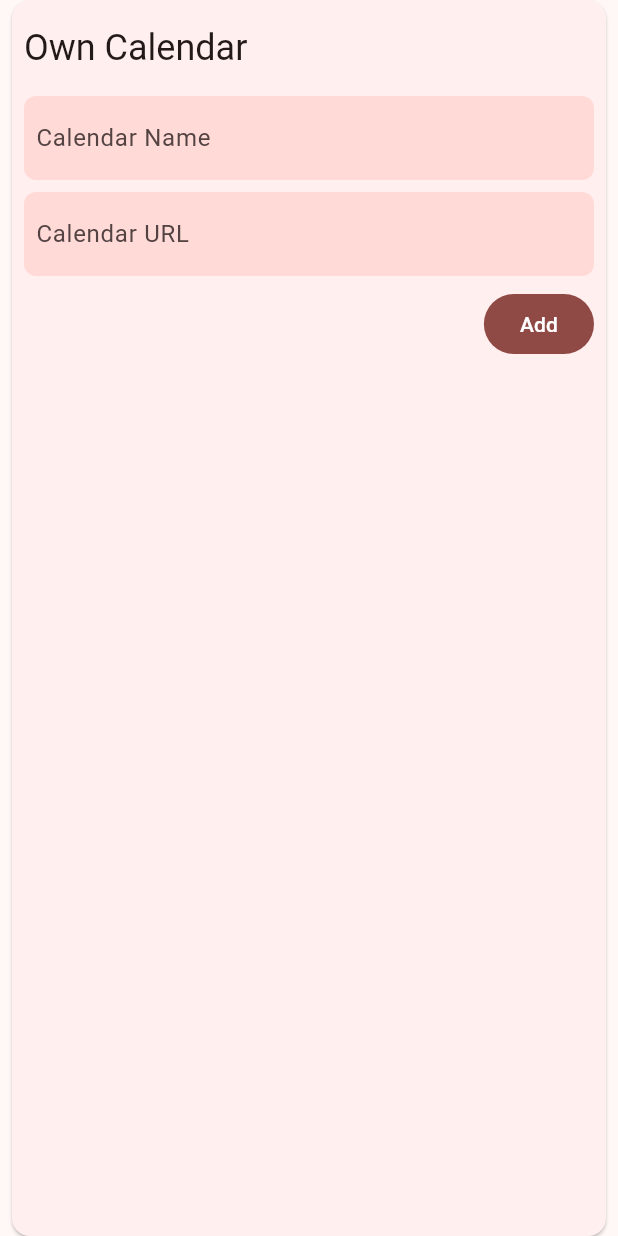
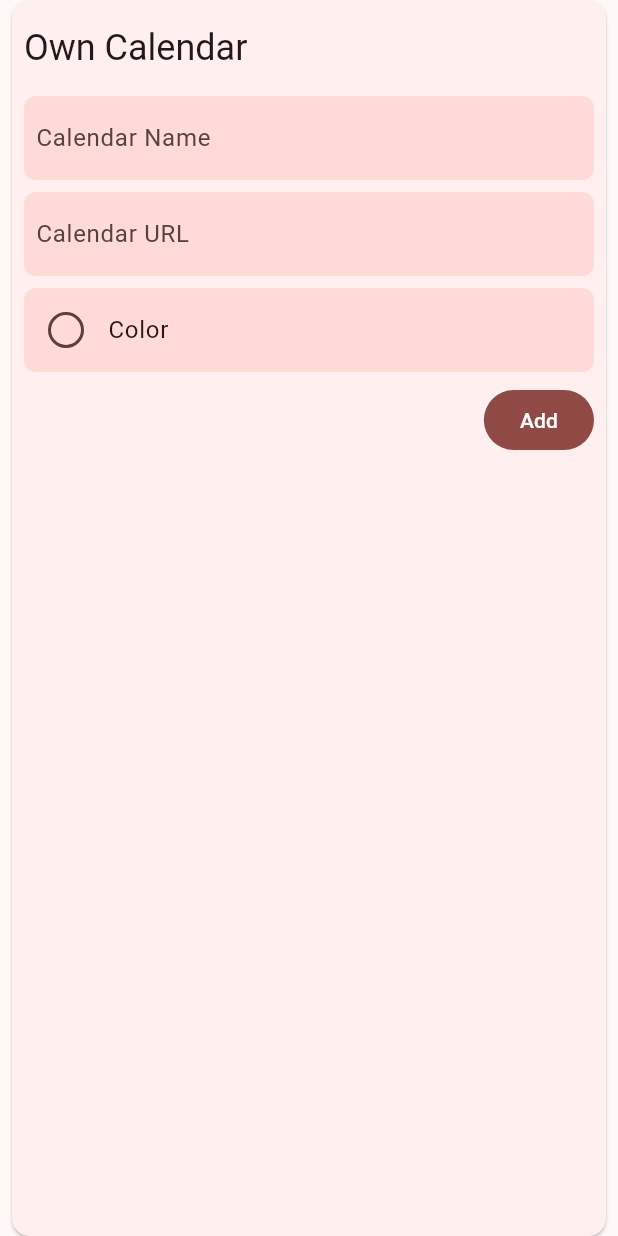
Before and after one commit to dev-redcube/betterHM, a Flutter app: the AddNewCalendarWidget widget shown alone on an empty page, opened directly with empty values, on a phone screen of 412 x 824 dp. Run offline on Flutter 3.47's test engine with Material 3 defaults, Android fonts, the light colour scheme and no system bars; drawn by our look-alikes of dynamic_color; our stand-ins replace cached_network_image, dio, flutter_riverpod, geolocator, get_it, go_router and 8 more; missing offline and left inert: blurhash_ffi, dio_cache_interceptor, flutter_inappwebview, icalendar, kalender, rrule and 1 more; accounts and stored records are empty; generated files the repository leaves out were written again; network calls fail; statements that could not run were skipped.

Commit message:
colored calendars

```diff
--- a/lib/home/calendar/add/add_new_calendar.dart
+++ b/lib/home/calendar/add/add_new_calendar.dart
@@ -1,22 +1,44 @@
 import 'package:better_hm/home/calendar/models/calendar.dart';
 import 'package:better_hm/i18n/strings.g.dart';
+import 'package:better_hm/shared/components/color_picker.dart';
 import 'package:better_hm/shared/extensions/extensions_context.dart';
 import 'package:flutter/material.dart';
 import 'package:uuid/uuid.dart';
 
-class AddNewCalendarWidget extends StatelessWidget {
-  AddNewCalendarWidget({super.key, required this.calendars, required this.add});
+class AddNewCalendarWidget extends StatefulWidget {
+  const AddNewCalendarWidget({
+    super.key,
+    required this.calendars,
+    required this.add,
+  });
 
   final Set<Calendar> calendars;
   final void Function(Calendar) add;
 
+  @override
+  State<AddNewCalendarWidget> createState() => _AddNewCalendarWidgetState();
+}
+
+class _AddNewCalendarWidgetState extends State<AddNewCalendarWidget> {
   final formKey = GlobalKey<FormState>();
+
   final urlController = TextEditingController();
+
   final nameController = TextEditingController();
+
+  Color? color;
+
+  @override
+  void dispose() {
+    nameController.dispose();
+    urlController.dispose();
+    formKey.currentState?.dispose();
+    super.dispose();
+  }
 
   @override
   Widget build(BuildContext context) {
-    final urls = calendars.map((e) => e.url);
+    final urls = widget.calendars.map((e) => e.url);
     return Card(
       margin: const EdgeInsets.symmetric(horizontal: 8.0),
       child: Padding(
@@ -69,6 +91,15 @@ class AddNewCalendarWidget extends StatelessWidget {
                 ),
               ),
               const SizedBox(height: 8.0),
+              CalendarColorPicker(
+                color: color,
+                onColorChanged: (color) {
+                  setState(() {
+                    this.color = color;
+                  });
+                },
+              ),
+              const SizedBox(height: 8.0),
               Align(
                 alignment: Alignment.centerRight,
                 child: FilledButton(
@@ -81,8 +112,9 @@ class AddNewCalendarWidget extends StatelessWidget {
                         numOfFails: 0,
                         name: nameController.text,
                         url: urlController.text,
+                        color: color,
                       );
-                      add(calendar);
+                      widget.add(calendar);
                     }
                   },
                   child: Text(t.calendar.edit.add.add),
@@ -96,8 +128,74 @@ class AddNewCalendarWidget extends StatelessWidget {
   }
 }
 
+class CalendarColorPicker extends StatelessWidget {
+  const CalendarColorPicker({
+    super.key,
+    this.color,
+    required this.onColorChanged,
+  });
+
+  final Color? color;
+
+  final void Function(Color? color) onColorChanged;
+
+  @override
+  Widget build(BuildContext context) {
+    return Material(
+      color: context.theme.colorScheme.secondaryContainer,
+      borderRadius: BorderRadius.circular(8.0),
+      child: InkWell(
+        borderRadius: BorderRadius.circular(8.0),
+        onTap: () async {
+          final Color? color = await showDialog<Color?>(
+            context: context,
+            builder: (context) {
+              return ColorPicker(
+                initialColor: this.color,
+              );
+            },
+          );
+
+          if (color != null) {
+            onColorChanged.call(color == Colors.transparent ? null : color);
+          }
+        },
+        child: InputContainer(
+          color: false,
+          child: Padding(
+            padding: const EdgeInsets.symmetric(vertical: 16, horizontal: 8),
+            child: Row(
+              children: [
+                Container(
+                  height: 24,
+                  width: 24,
+                  decoration: BoxDecoration(
+                    color: color,
+                    border: Border.all(
+                      color: context.theme.colorScheme.onSecondaryContainer,
+                      width: 2,
+                    ),
+                    shape: BoxShape.circle,
+                  ),
+                ),
+                const SizedBox(width: 16),
+                Text(
+                  t.calendar.edit.add.color,
+                  style: context.theme.textTheme.bodyLarge,
+                ),
+              ],
+            ),
+          ),
+        ),
+      ),
+    );
+  }
+}
+
 class InputContainer extends StatelessWidget {
-  const InputContainer({super.key, required this.child});
+  const InputContainer({super.key, required this.child, this.color = true});
+
+  final bool color;
 
   final Widget child;
 
@@ -107,7 +205,7 @@ class InputContainer extends StatelessWidget {
       padding: const EdgeInsets.symmetric(horizontal: 8.0),
       decoration: BoxDecoration(
         borderRadius: BorderRadius.circular(8.0),
-        color: context.theme.colorScheme.secondaryContainer,
+        color: color ? context.theme.colorScheme.secondaryContainer : null,
       ),
       child: child,
     );
--- a/lib/home/calendar/edit_calendar_popup.dart
+++ b/lib/home/calendar/edit_calendar_popup.dart
@@ -19,12 +19,14 @@ class _EditCalendarPopupState extends State<EditCalendarPopup> {
 
   late final TextEditingController nameController;
   late final TextEditingController urlController;
+  late Color? color;
 
   @override
   void initState() {
     super.initState();
     nameController = TextEditingController(text: widget.calendar.name);
     urlController = TextEditingController(text: widget.calendar.url);
+    color = widget.calendar.color;
   }
 
   @override
@@ -75,6 +77,15 @@ class _EditCalendarPopupState extends State<EditCalendarPopup> {
                 },
               ),
             ),
+            const SizedBox(height: 8),
+            CalendarColorPicker(
+              color: color,
+              onColorChanged: (newColor) {
+                setState(() {
+                  color = newColor;
+                });
+              },
+            ),
           ],
         ),
       ),
@@ -93,6 +104,7 @@ class _EditCalendarPopupState extends State<EditCalendarPopup> {
             await db?.writeTxn(() async {
               widget.calendar.name = nameController.text;
               widget.calendar.url = urlController.text;
+              widget.calendar.color = color;
               db.calendars.put(widget.calendar);
             });
             final icalService = ICalService(updateCalendarController: true);
--- a/lib/home/calendar/models/calendar.dart
+++ b/lib/home/calendar/models/calendar.dart
@@ -13,7 +13,7 @@ class Calendar {
   DateTime? lastUpdate;
   String name;
   String url;
-  int? hexColor;
+  int? colorValue;
 
   Calendar({
     required this.id,
@@ -22,10 +22,12 @@ class Calendar {
     required this.name,
     required this.url,
     Color? color,
-  }) : hexColor = color?.value;
+  }) : colorValue = color?.value;
 
   @ignore
-  Color? get color => hexColor == null ? null : Color(hexColor!);
+  Color? get color => colorValue == null ? null : Color(colorValue!);
+
+  set color(Color? color) => colorValue = color?.value;
 
   @override
   String toString() =>
--- a/lib/i18n/strings.i18n.json
+++ b/lib/i18n/strings.i18n.json
@@ -83,11 +83,12 @@
       "add": {
         "title": "Add Calendar",
         "ownCalendar": "Own Calendar",
-        "url": "Calendar URL",
         "name": {
           "label": "Calendar Name",
           "hint": "e.g. Timetable"
         },
+        "url": "Calendar URL",
+        "color": "Color",
         "add": "Add",
         "errors": {
           "alreadyExists": "Calendar already exists",
@@ -161,5 +162,12 @@
       },
       "cardTimeout": "Card loading timeout"
     }
+  },
+  "shared": {
+    "colorPicker": {
+      "title": "Pick Color",
+      "cancel": "Cancel",
+      "confirm": "Confirm"
+    }
   }
 }
--- a/lib/main.dart
+++ b/lib/main.dart
@@ -58,7 +58,7 @@ Future<Isar> loadDb() async {
       CalendarSchema,
     ],
     directory: dir.path,
-    inspector: false,
+    inspector: true,
   );
   return db;
 }
```
Also changed, not shown: lib/i18n/strings_de.i18n.json (+9 -1 lines), lib/shared/components/color_picker.dart (added, +108 -0 lines).
